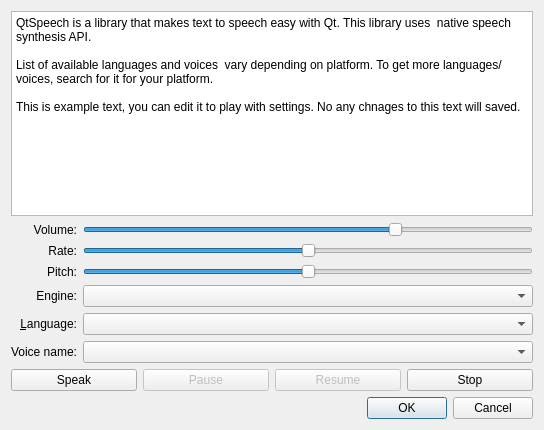
Qt form plugins/talking_clock/gui/voice_config_dialog.ui (Kolcha/DigitalClock4) before a commit.
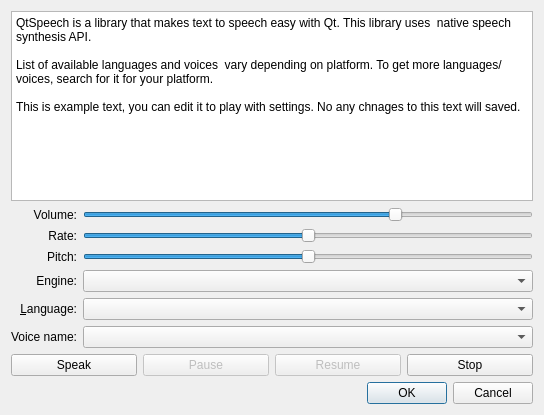
The same form after that commit.

```diff
--- a/plugins/talking_clock/gui/voice_config_dialog.ui
+++ b/plugins/talking_clock/gui/voice_config_dialog.ui
@@ -7,7 +7,7 @@
     <x>0</x>
     <y>0</y>
     <width>544</width>
-    <height>430</height>
+    <height>415</height>
    </rect>
   </property>
   <property name="windowTitle">
```
